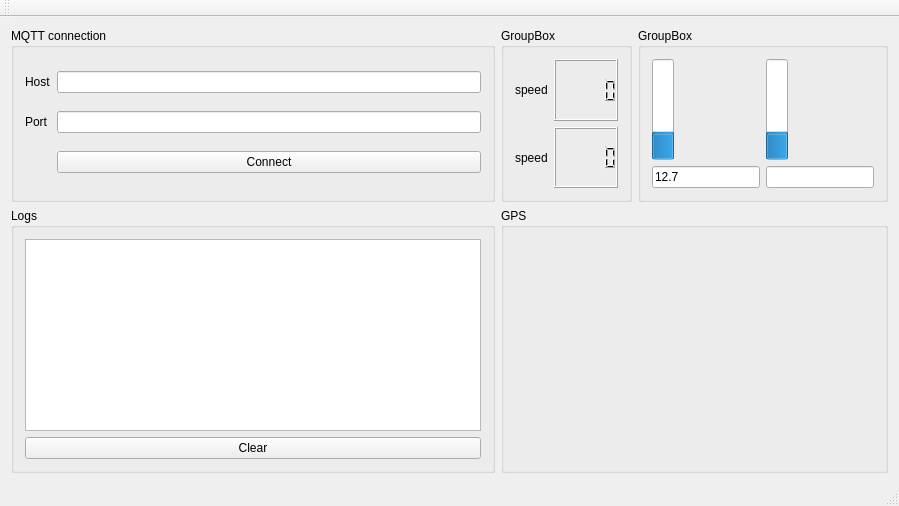
First picture: the form in mainwindow.ui, repository KacperChmielewski/pwrsbt-groundStation, before the edit.
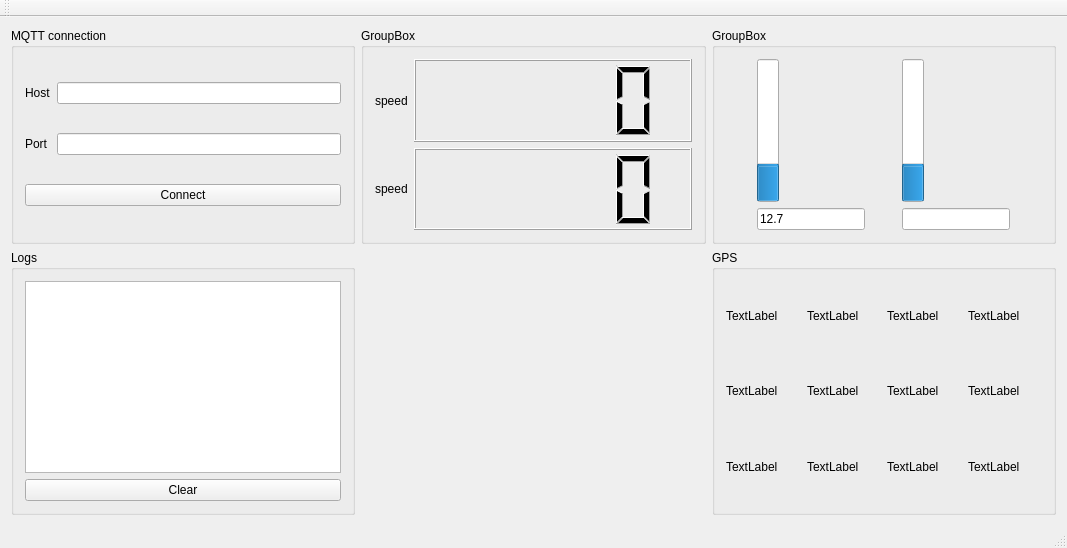
Second picture: the form after the edit.

What changed in the file:
```diff
--- a/mainwindow.ui
+++ b/mainwindow.ui
@@ -6,8 +6,8 @@
    <rect>
     <x>0</x>
     <y>0</y>
-    <width>899</width>
-    <height>506</height>
+    <width>1067</width>
+    <height>548</height>
    </rect>
   </property>
   <property name="windowTitle">
@@ -21,16 +21,16 @@
        <string>GroupBox</string>
       </property>
       <layout class="QGridLayout" name="gridLayout_3">
-       <item row="0" column="0">
-        <widget class="QLabel" name="label">
-         <property name="text">
-          <string>speed</string>
+       <item row="1" column="1">
+        <widget class="QLCDNumber" name="lcdNumber_2">
+         <property name="sizePolicy">
+          <sizepolicy hsizetype="Expanding" vsizetype="Minimum">
+           <horstretch>0</horstretch>
+           <verstretch>0</verstretch>
+          </sizepolicy>
          </property>
         </widget>
        </item>
-       <item row="0" column="1">
-        <widget class="QLCDNumber" name="lcdNumber"/>
-       </item>
        <item row="1" column="0">
         <widget class="QLabel" name="label_2">
          <property name="text">
@@ -38,14 +38,34 @@
          </property>
         </widget>
        </item>
-       <item row="1" column="1">
-        <widget class="QLCDNumber" name="lcdNumber_2"/>
+       <item row="0" column="1">
+        <widget class="QLCDNumber" name="lcdNumber">
+         <property name="sizePolicy">
+          <sizepolicy hsizetype="Expanding" vsizetype="Minimum">
+           <horstretch>0</horstretch>
+           <verstretch>0</verstretch>
+          </sizepolicy>
+         </property>
+        </widget>
+       </item>
+       <item row="0" column="0">
+        <widget class="QLabel" name="label">
+         <property name="text">
+          <string>speed</string>
+         </property>
+        </widget>
        </item>
       </layout>
      </widget>
     </item>
     <item row="0" column="0">
      <widget class="QGroupBox" name="groupBox_2">
+      <property name="sizePolicy">
+       <sizepolicy hsizetype="Minimum" vsizetype="Preferred">
+        <horstretch>0</horstretch>
+        <verstretch>0</verstretch>
+       </sizepolicy>
+      </property>
       <property name="title">
        <string>MQTT connection</string>
       </property>
@@ -70,7 +90,7 @@
          </property>
         </widget>
        </item>
-       <item row="3" column="1">
+       <item row="3" column="0" colspan="2">
         <widget class="QPushButton" name="pushButton_2">
          <property name="text">
           <string>Connect</string>
@@ -107,6 +127,9 @@
       <layout class="QGridLayout" name="gridLayout_4">
        <item row="3" column="1">
         <widget class="QLineEdit" name="lineEdit">
+         <property name="enabled">
+          <bool>true</bool>
+         </property>
          <property name="sizePolicy">
           <sizepolicy hsizetype="Minimum" vsizetype="Fixed">
            <horstretch>0</horstretch>
@@ -117,6 +140,9 @@
        </item>
        <item row="3" column="0">
         <widget class="QLineEdit" name="lineEdit_2">
+         <property name="enabled">
+          <bool>true</bool>
+         </property>
          <property name="sizePolicy">
           <sizepolicy hsizetype="Fixed" vsizetype="Fixed">
            <horstretch>0</horstretch>
@@ -163,11 +189,103 @@
       </layout>
      </widget>
     </item>
-    <item row="1" column="1" colspan="2">
+    <item row="1" column="2">
      <widget class="QGroupBox" name="groupBox_4">
+      <property name="sizePolicy">
+       <sizepolicy hsizetype="MinimumExpanding" vsizetype="MinimumExpanding">
+        <horstretch>0</horstretch>
+        <verstretch>0</verstretch>
+       </sizepolicy>
+      </property>
       <property name="title">
        <string>GPS</string>
       </property>
+      <layout class="QGridLayout" name="gridLayout_5">
+       <item row="0" column="0">
+        <widget class="QLabel" name="label_3">
+         <property name="text">
+          <string>TextLabel</string>
+         </property>
+        </widget>
+       </item>
+       <item row="0" column="1">
+        <widget class="QLabel" name="label_7">
+         <property name="text">
+          <string>TextLabel</string>
+         </property>
+        </widget>
+       </item>
+       <item row="2" column="3">
+        <widget class="QLabel" name="label_10">
+         <property name="text">
+          <string>TextLabel</string>
+         </property>
+        </widget>
+       </item>
+       <item row="2" column="1">
+        <widget class="QLabel" name="label_4">
+         <property name="text">
+          <string>TextLabel</string>
+         </property>
+        </widget>
+       </item>
+       <item row="2" column="0">
+        <widget class="QLabel" name="label_6">
+         <property name="text">
+          <string>TextLabel</string>
+         </property>
+        </widget>
+       </item>
+       <item row="0" column="3">
+        <widget class="QLabel" name="label_9">
+         <property name="text">
+          <string>TextLabel</string>
+         </property>
+        </widget>
+       </item>
+       <item row="0" column="2">
+        <widget class="QLabel" name="label_5">
+         <property name="text">
+          <string>TextLabel</string>
+         </property>
+        </widget>
+       </item>
+       <item row="2" column="2">
+        <widget class="QLabel" name="label_8">
+         <property name="text">
+          <string>TextLabel</string>
+         </property>
+        </widget>
+       </item>
+       <item row="1" column="0">
+        <widget class="QLabel" name="label_11">
+         <property name="text">
+          <string>TextLabel</string>
+         </property>
+        </widget>
+       </item>
+       <item row="1" column="1">
+        <widget class="QLabel" name="label_12">
+         <property name="text">
+          <string>TextLabel</string>
+         </property>
+        </widget>
+       </item>
+       <item row="1" column="2">
+        <widget class="QLabel" name="label_13">
+         <property name="text">
+          <string>TextLabel</string>
+         </property>
+        </widget>
+       </item>
+       <item row="1" column="3">
+        <widget class="QLabel" name="label_14">
+         <property name="text">
+          <string>TextLabel</string>
+         </property>
+        </widget>
+       </item>
+      </layout>
      </widget>
     </item>
    </layout>
@@ -177,7 +295,7 @@
     <rect>
      <x>0</x>
      <y>0</y>
-     <width>899</width>
+     <width>1067</width>
      <height>25</height>
     </rect>
    </property>
```
